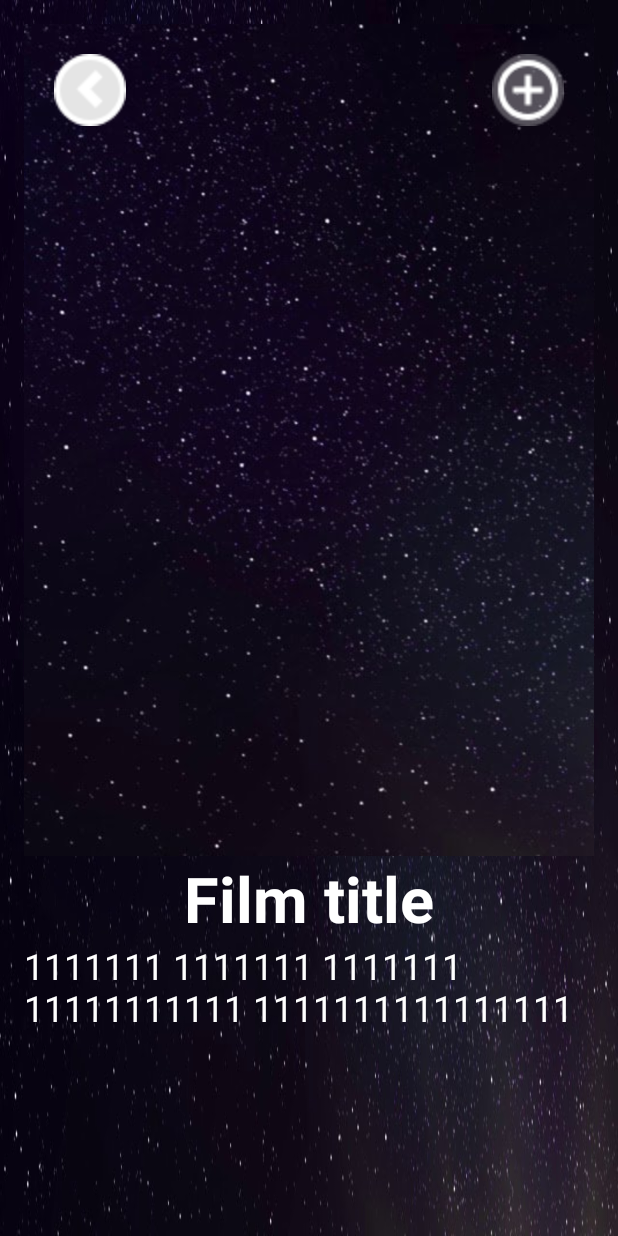
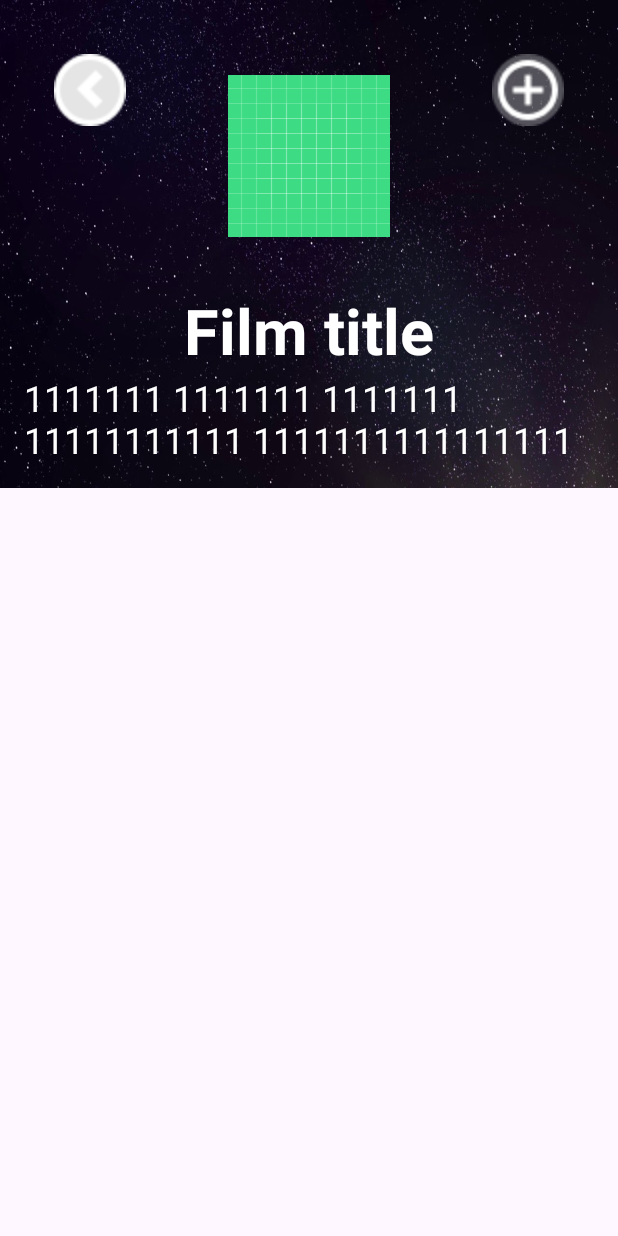
Before and after one commit to Dimadyuk/MovieApp, an Android app: the layout fragment_movie_detail.xml on its own in the app's theme, with its tools: preview values and no code run, on a phone screen of 412 x 824 dp. Run offline under Robolectric (Android 15) with nearby library versions, the phone set to English and light mode, and no system bars.

Commit message:
reworked detail fragment

```diff
--- a/app/src/main/res/layout/fragment_movie_detail.xml
+++ b/app/src/main/res/layout/fragment_movie_detail.xml
@@ -1,24 +1,31 @@
 <?xml version="1.0" encoding="utf-8"?>
-<androidx.constraintlayout.widget.ConstraintLayout xmlns:android="http://schemas.android.com/apk/res/android"
+<ScrollView xmlns:android="http://schemas.android.com/apk/res/android"
     xmlns:app="http://schemas.android.com/apk/res-auto"
     xmlns:tools="http://schemas.android.com/tools"
     android:layout_width="match_parent"
-    android:layout_height="match_parent"
+    android:layout_height="wrap_content">
+
+
+    <androidx.constraintlayout.widget.ConstraintLayout
+
+        android:layout_width="match_parent"
+        android:layout_height="wrap_content"
         android:padding="16dp"
-    app:layout_constraintHeight_default="wrap"
         tools:background="@drawable/night_sky"
         tools:context=".presentation.ui.fragments.MovieDetailFragment">
 
 
         <ImageView
             android:id="@+id/iv_logo"
-        android:layout_width="match_parent"
+            android:layout_width="0dp"
             android:layout_height="0dp"
             android:contentDescription="poster of movie"
-        android:scaleType="centerCrop"
-        app:layout_constraintBottom_toBottomOf="@+id/guideline_middle"
+            android:scaleType="centerInside"
+            app:layout_constraintEnd_toEndOf="parent"
+            app:layout_constraintStart_toStartOf="parent"
             app:layout_constraintTop_toTopOf="parent"
-        tools:src="@drawable/night_sky" />
+            app:layout_constraintBottom_toTopOf="@+id/guideline_middle"
+            tools:src="@drawable/ic_launcher_background" />
 
         <ImageButton
             android:id="@+id/btn_back"
@@ -49,10 +56,10 @@
 
         <androidx.constraintlayout.widget.Guideline
             android:id="@+id/guideline_middle"
-        android:layout_width="wrap_content"
+            android:layout_width="match_parent"
             android:layout_height="wrap_content"
             android:orientation="horizontal"
-        app:layout_constraintGuide_percent="0.7" />
+            app:layout_constraintGuide_percent="0.6" />
 
         <TextView
             android:id="@+id/movie_title"
@@ -63,19 +70,19 @@
             android:textStyle="bold"
             app:layout_constraintEnd_toEndOf="parent"
             app:layout_constraintStart_toStartOf="parent"
-        app:layout_constraintTop_toBottomOf="@+id/guideline_middle"
+            app:layout_constraintTop_toBottomOf="@+id/iv_logo"
             tools:text="Film title" />
 
         <TextView
             android:id="@+id/movie_description"
-        android:layout_width="wrap_content"
+            android:layout_width="match_parent"
             android:layout_height="0dp"
             android:textColor="@color/white"
             android:textSize="24sp"
-        app:layout_constraintBottom_toBottomOf="parent"
             app:layout_constraintEnd_toEndOf="parent"
             app:layout_constraintStart_toStartOf="parent"
             app:layout_constraintTop_toBottomOf="@+id/movie_title"
             tools:text="1111111 1111111 1111111 11111111111 1111111111111111" />
 
     </androidx.constraintlayout.widget.ConstraintLayout>
+</ScrollView>
```
Lines whose indentation alone changed are shown as unchanged.
